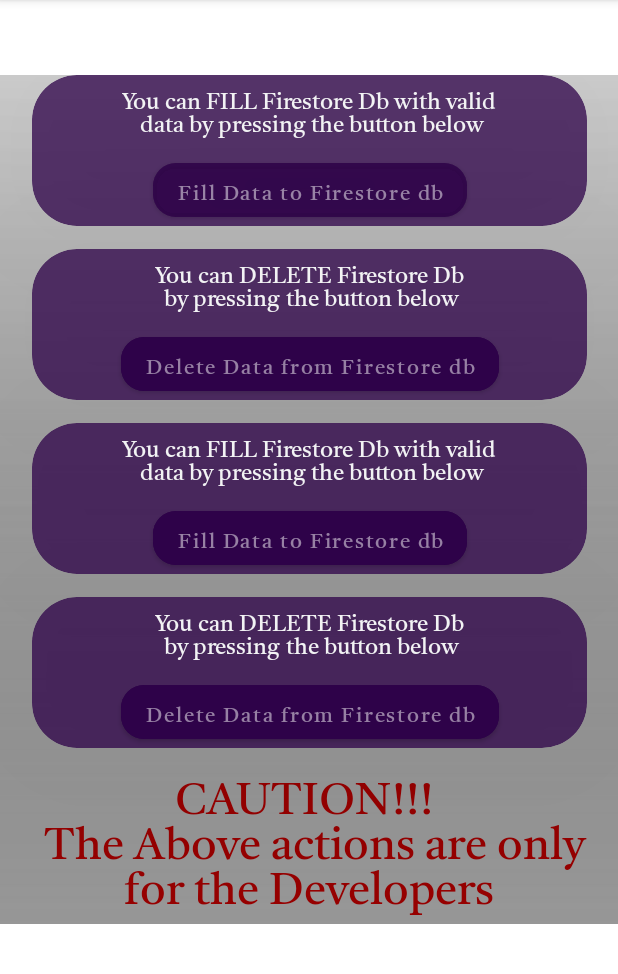
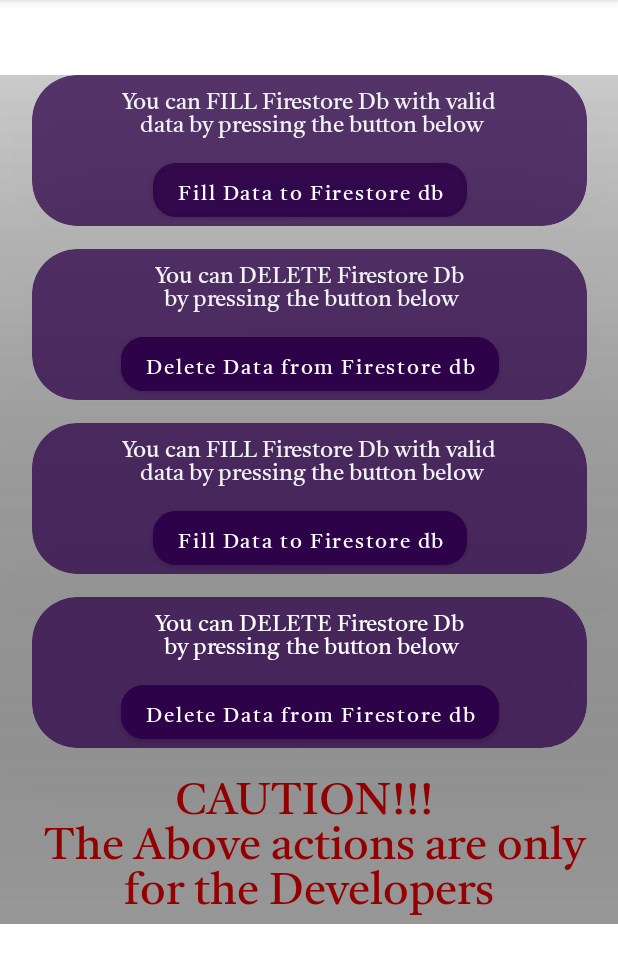
Before and after one commit to Periklis-Chr/TRVLapp-1, an Android app: the fragment Settings shown on its own in the app's theme, on a phone screen of 412 x 824 dp, the part 84-1058 px from its top. Run offline under Robolectric (Android 15) with nearby library versions, the phone set to English and light mode, and no system bars.

Commit message:
fix settings

```diff
--- a/app/src/main/res/layout/fragment_settings.xml
+++ b/app/src/main/res/layout/fragment_settings.xml
@@ -47,6 +47,7 @@
                         android:text="@string/settings_fillfirestorelabel"
                         android:textAlignment="center"
                         android:textColor="@color/blue"
+
                         android:textSize="15dp"
                         app:layout_constraintEnd_toEndOf="parent"
                         app:layout_constraintStart_toStartOf="parent">
@@ -62,6 +63,7 @@
                         android:layout_marginTop="8dp"
                         android:backgroundTint="@color/green"
                         android:hint="@string/settings_fillfirestorebtn"
+                        android:textColorHint="@color/textInPurple"
                         android:textColor="@color/white"
                         android:theme="@style/ThemeOverlay.MaterialComponents.Dark"
                         app:cornerRadius="15dp"
@@ -119,6 +121,7 @@
                         android:backgroundTint="@color/red1"
                         android:hint="@string/settings_deletefirestorebtn"
                         android:textColor="@color/orange"
+                        android:textColorHint="@color/textInPurple"
                         android:theme="@style/ThemeOverlay.MaterialComponents.Dark"
                         app:cornerRadius="15dp"
                         app:layout_constraintEnd_toEndOf="parent"
@@ -174,6 +177,7 @@
                         android:backgroundTint="@color/red1"
                         android:hint="@string/settings_fillfirestorebtn"
                         android:textColor="@color/white"
+                        android:textColorHint="@color/textInPurple"
                         android:theme="@style/ThemeOverlay.MaterialComponents.Dark"
                         app:cornerRadius="15dp"
                         app:layout_constraintEnd_toEndOf="parent"
@@ -213,7 +217,7 @@
                         android:layout_height="wrap_content"
                         android:text="@string/settings_deletefirestorelabel"
                         android:textAlignment="center"
-                        android:textColor="@color/blue"
+                        android:textColor="@color/textInPurple"
                         android:textSize="15dp"
                         app:layout_constraintEnd_toEndOf="parent"
                         app:layout_constraintStart_toStartOf="parent">
@@ -229,7 +233,7 @@
                         android:layout_marginTop="8dp"
                         android:backgroundTint="@color/red1"
                         android:hint="@string/settings_deletefirestorebtn"
-                        android:textColor="@color/orange"
+                        android:textColorHint="@color/textInPurple"
                         android:theme="@style/ThemeOverlay.MaterialComponents.Dark"
                         app:cornerRadius="15dp"
                         app:layout_constraintEnd_toEndOf="parent"
```
